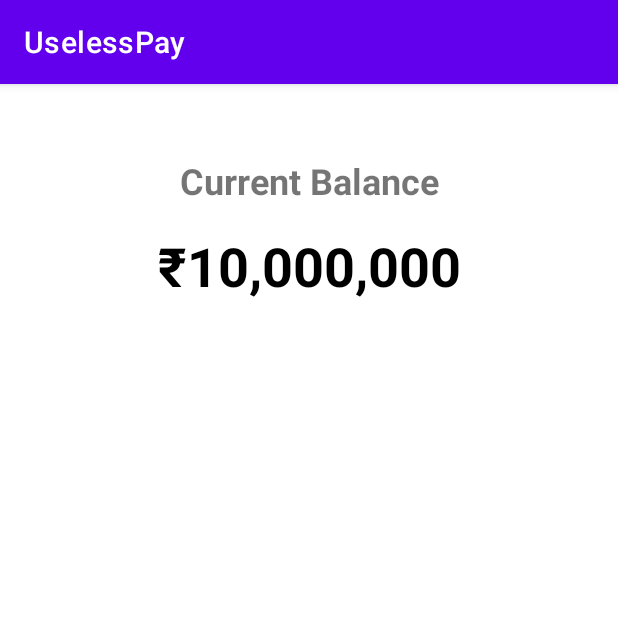
After one commit to darkxcodes/UselessPay, an Android app: the BalanceActivity screen opened directly, with no data from a screen before it, on a phone screen of 412 x 824 dp, the top half of it. The commit adds this screen. Run offline under Robolectric (Android 15) with nearby library versions, the phone set to English and light mode, and no system bars.

Commit message:
Added more options.
More options are added to the 3 windows

```diff
--- a/app/src/main/AndroidManifest.xml
+++ b/app/src/main/AndroidManifest.xml
@@ -38,6 +38,10 @@
         android:name=".SuccessActivity"
         android:exported="false" />
 
+    <activity android:name=".BalanceActivity" />
+
+
+
 
 
 
--- /dev/null
+++ b/app/src/main/java/com/useless/uselesspay/BalanceActivity.kt
@@ -0,0 +1,17 @@
+package com.useless.uselesspay
+
+import android.os.Bundle
+import android.widget.TextView
+import androidx.appcompat.app.AppCompatActivity
+
+class BalanceActivity : AppCompatActivity() {
+    override fun onCreate(savedInstanceState: Bundle?) {
+        super.onCreate(savedInstanceState)
+        setContentView(R.layout.activity_balance)
+
+        val balanceManager = BalanceManager.getInstance(this)
+        val currentBalance = balanceManager.getCurrentBalance()
+
+        findViewById<TextView>(R.id.balanceTextView).text = "₹${String.format("%,d", currentBalance)}"
+    }
+}
--- /dev/null
+++ b/app/src/main/java/com/useless/uselesspay/BalanceManager.kt
@@ -0,0 +1,37 @@
+package com.useless.uselesspay
+
+import android.content.Context
+import android.content.SharedPreferences
+
+class BalanceManager private constructor(context: Context) {
+    private val sharedPreferences: SharedPreferences = context.getSharedPreferences(PREF_NAME, Context.MODE_PRIVATE)
+
+    init {
+        // Initialize balance of 1 crore (10 million) if not already set
+        if (!sharedPreferences.contains(KEY_BALANCE)) {
+            sharedPreferences.edit().putLong(KEY_BALANCE, 10000000).apply()
+        }
+    }
+
+    fun getCurrentBalance(): Long {
+        return sharedPreferences.getLong(KEY_BALANCE, 10000000)
+    }
+
+    fun deductAmount(amount: Int) {
+        val currentBalance = getCurrentBalance()
+        val newBalance = currentBalance - amount
+        sharedPreferences.edit().putLong(KEY_BALANCE, newBalance).apply()
+    }
+
+    companion object {
+        private const val PREF_NAME = "BalancePrefs"
+        private const val KEY_BALANCE = "current_balance"
+        private var instance: BalanceManager? = null
+
+        fun getInstance(context: Context): BalanceManager {
+            return instance ?: synchronized(this) {
+                instance ?: BalanceManager(context).also { instance = it }
+            }
+        }
+    }
+}
--- a/app/src/main/java/com/useless/uselesspay/MainActivity.kt
+++ b/app/src/main/java/com/useless/uselesspay/MainActivity.kt
@@ -43,6 +43,12 @@ class MainActivity : AppCompatActivity() {
         findViewById<Button>(R.id.sendMoneyBtn).setOnClickListener {
             // The camera preview will already be running
         }
+
+        findViewById<Button>(R.id.checkBalanceBtn).setOnClickListener {
+            val intent = Intent(this, BalanceActivity::class.java)
+            startActivity(intent)
+        }
+
     }
 
     override fun onResume() {
--- a/app/src/main/java/com/useless/uselesspay/PaymentActivity.kt
+++ b/app/src/main/java/com/useless/uselesspay/PaymentActivity.kt
@@ -30,12 +30,18 @@ class PaymentActivity : AppCompatActivity() {
         randomAmount = (1..100000).random()
         findViewById<TextView>(R.id.amountTextView).text = "₹$randomAmount"
 
+
         findViewById<Button>(R.id.payButton).setOnClickListener {
+            // Deduct the amount from balance
+            val balanceManager = BalanceManager.getInstance(this)
+            balanceManager.deductAmount(randomAmount)
+
             val intent = Intent(this, SuccessActivity::class.java)
             intent.putExtra("amount", randomAmount)
             intent.putExtra("recipient", name)
             startActivity(intent)
         }
+
     }
 
     // Helper function to extract parameters from the UPI URL
--- /dev/null
+++ b/app/src/main/res/layout/activity_balance.xml
@@ -0,0 +1,32 @@
+<?xml version="1.0" encoding="utf-8"?>
+<androidx.constraintlayout.widget.ConstraintLayout xmlns:android="http://schemas.android.com/apk/res/android"
+    xmlns:app="http://schemas.android.com/apk/res-auto"
+    android:layout_width="match_parent"
+    android:layout_height="match_parent"
+    android:padding="16dp">
+
+    <TextView
+        android:id="@+id/balanceLabel"
+        android:layout_width="wrap_content"
+        android:layout_height="wrap_content"
+        android:text="Current Balance"
+        android:textSize="24sp"
+        android:textStyle="bold"
+        app:layout_constraintTop_toTopOf="parent"
+        app:layout_constraintStart_toStartOf="parent"
+        app:layout_constraintEnd_toEndOf="parent"
+        android:layout_marginTop="32dp" />
+
+    <TextView
+        android:id="@+id/balanceTextView"
+        android:layout_width="wrap_content"
+        android:layout_height="wrap_content"
+        android:textSize="36sp"
+        android:textColor="@android:color/black"
+        android:textStyle="bold"
+        app:layout_constraintTop_toBottomOf="@id/balanceLabel"
+        app:layout_constraintStart_toStartOf="parent"
+        app:layout_constraintEnd_toEndOf="parent"
+        android:layout_marginTop="16dp" />
+
+</androidx.constraintlayout.widget.ConstraintLayout>
```
Also changed, not shown: app/src/main/res/layout/activity_main.xml (+13 -13 lines).
